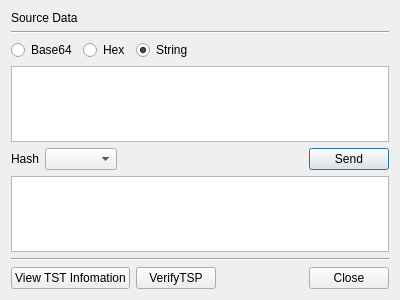
Before: the Qt Designer form CertMan/tsp_dlg.ui in jykim74/CertMan, drawn with Qt 5.
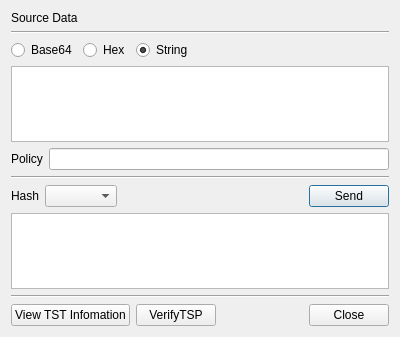
After: the same form once the commit is applied.

Commit message: TSP Policy 입력 지원

What changed in the file:
```diff
--- a/CertMan/tsp_dlg.ui
+++ b/CertMan/tsp_dlg.ui
@@ -7,7 +7,7 @@
     <x>0</x>
     <y>0</y>
     <width>400</width>
-    <height>300</height>
+    <height>337</height>
    </rect>
   </property>
   <property name="windowTitle">
@@ -75,6 +75,30 @@
    <item>
     <widget class="QPlainTextEdit" name="mSrcText"/>
    </item>
+   <item>
+    <layout class="QGridLayout" name="gridLayout_4">
+     <property name="topMargin">
+      <number>0</number>
+     </property>
+     <item row="0" column="0">
+      <widget class="QLabel" name="label_3">
+       <property name="text">
+        <string>Policy</string>
+       </property>
+      </widget>
+     </item>
+     <item row="0" column="1">
+      <widget class="QLineEdit" name="mPolicyText"/>
+     </item>
+    </layout>
+   </item>
+   <item>
+    <widget class="Line" name="line_3">
+     <property name="orientation">
+      <enum>Qt::Horizontal</enum>
+     </property>
+    </widget>
+   </item>
    <item>
     <layout class="QGridLayout" name="gridLayout_2">
      <property name="topMargin">
```
The commit also changes 3 other files.
